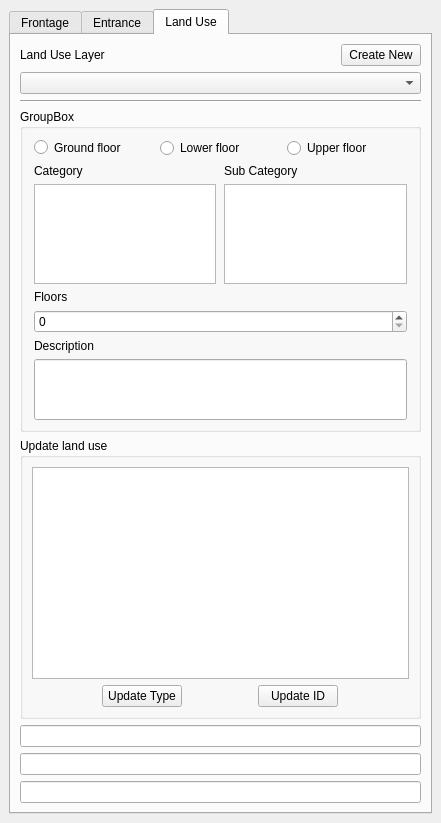
This is UrbanDataInput/urban_data_input_dockwidget_base.ui in spacesyntax/UrbanDataInputTool as Qt 5 draws it before an edit. The edited form follows.
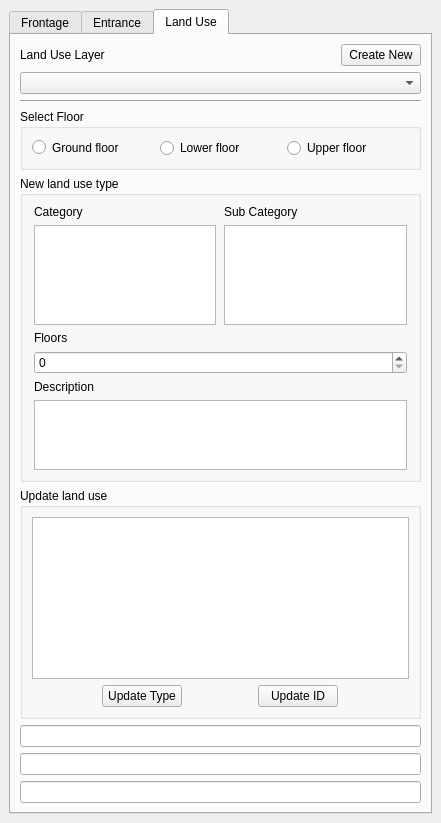
This is the edited form.

Diff of the .ui file:
```diff
--- a/UrbanDataInput/urban_data_input_dockwidget_base.ui
+++ b/UrbanDataInput/urban_data_input_dockwidget_base.ui
@@ -13,7 +13,7 @@
   <property name="minimumSize">
    <size>
     <width>441</width>
-    <height>680</height>
+    <height>752</height>
    </size>
   </property>
   <property name="windowTitle">
@@ -452,12 +452,12 @@
          </layout>
         </item>
         <item row="1" column="0">
-         <widget class="QGroupBox" name="groupBox_2">
+         <widget class="QGroupBox" name="groupBox_3">
           <property name="title">
-           <string>GroupBox</string>
+           <string>Select Floor</string>
           </property>
-          <layout class="QGridLayout" name="gridLayout_6">
-           <item row="0" column="0" colspan="2">
+          <layout class="QHBoxLayout" name="horizontalLayout_3">
+           <item>
             <layout class="QHBoxLayout" name="horizontalLayout">
              <item>
               <widget class="QRadioButton" name="LUGroundfloorradioButton">
@@ -488,21 +488,23 @@
              </item>
             </layout>
            </item>
-           <item row="1" column="0">
+          </layout>
+         </widget>
+        </item>
+        <item row="2" column="0">
+         <widget class="QGroupBox" name="groupBox_2">
+          <property name="title">
+           <string>New land use type</string>
+          </property>
+          <layout class="QGridLayout" name="gridLayout_6">
+           <item row="0" column="0">
             <widget class="QLabel" name="label_Lucategory">
              <property name="text">
               <string>Category</string>
              </property>
             </widget>
            </item>
-           <item row="1" column="1">
-            <widget class="QLabel" name="label_lusubcategory">
-             <property name="text">
-              <string>Sub Category</string>
-             </property>
-            </widget>
-           </item>
-           <item row="2" column="0">
+           <item row="1" column="0">
             <widget class="QListWidget" name="lucategorylistWidget">
              <property name="sizePolicy">
               <sizepolicy hsizetype="Expanding" vsizetype="Maximum">
@@ -527,39 +529,49 @@
              </property>
             </widget>
            </item>
-           <item row="2" column="1">
-            <widget class="QListWidget" name="lusubcategorylistWidget">
-             <property name="sizePolicy">
-              <sizepolicy hsizetype="Expanding" vsizetype="Maximum">
-               <horstretch>0</horstretch>
-               <verstretch>0</verstretch>
-              </sizepolicy>
-             </property>
-             <property name="minimumSize">
-              <size>
-               <width>183</width>
-               <height>100</height>
-              </size>
-             </property>
-             <property name="maximumSize">
-              <size>
-               <width>183</width>
-               <height>100</height>
-              </size>
-             </property>
-             <property name="sortingEnabled">
-              <bool>false</bool>
-             </property>
-            </widget>
-           </item>
-           <item row="3" column="0">
+           <item row="2" column="0">
             <widget class="QLabel" name="label_lufloors">
              <property name="text">
               <string>Floors</string>
              </property>
             </widget>
            </item>
-           <item row="5" column="0">
+           <item row="1" column="1">
+            <widget class="QListWidget" name="lusubcategorylistWidget">
+             <property name="sizePolicy">
+              <sizepolicy hsizetype="Expanding" vsizetype="Maximum">
+               <horstretch>0</horstretch>
+               <verstretch>0</verstretch>
+              </sizepolicy>
+             </property>
+             <property name="minimumSize">
+              <size>
+               <width>183</width>
+               <height>100</height>
+              </size>
+             </property>
+             <property name="maximumSize">
+              <size>
+               <width>183</width>
+               <height>100</height>
+              </size>
+             </property>
+             <property name="sortingEnabled">
+              <bool>false</bool>
+             </property>
+            </widget>
+           </item>
+           <item row="0" column="1">
+            <widget class="QLabel" name="label_lusubcategory">
+             <property name="text">
+              <string>Sub Category</string>
+             </property>
+            </widget>
+           </item>
+           <item row="3" column="0" colspan="2">
+            <widget class="QSpinBox" name="spinBoxlufloors"/>
+           </item>
+           <item row="4" column="0">
             <widget class="QLabel" name="label_ludescription">
              <property name="sizePolicy">
               <sizepolicy hsizetype="Maximum" vsizetype="Maximum">
@@ -572,23 +584,20 @@
              </property>
             </widget>
            </item>
-           <item row="6" column="0" colspan="2">
-            <widget class="QLineEdit" name="LUdesclineEdit">
-             <property name="minimumSize">
+           <item row="5" column="0" colspan="2">
+            <widget class="QPlainTextEdit" name="plainTextEdit">
+             <property name="maximumSize">
               <size>
-               <width>371</width>
-               <height>61</height>
+               <width>373</width>
+               <height>71</height>
               </size>
              </property>
             </widget>
            </item>
-           <item row="4" column="0" colspan="2">
-            <widget class="QSpinBox" name="spinBoxlufloors"/>
-           </item>
           </layout>
          </widget>
         </item>
-        <item row="2" column="0">
+        <item row="3" column="0">
          <widget class="QGroupBox" name="groupBox_updatelanduse">
           <property name="title">
            <string>Update land use</string>
@@ -604,7 +613,7 @@
            <item row="1" column="0">
             <layout class="QGridLayout" name="gridLayout_12">
              <item row="0" column="0">
-              <widget class="QPushButton" name="updateEntranceButton_2">
+              <widget class="QPushButton" name="updateLUButton">
                <property name="sizePolicy">
                 <sizepolicy hsizetype="Maximum" vsizetype="Fixed">
                  <horstretch>0</horstretch>
@@ -617,7 +626,7 @@
               </widget>
              </item>
              <item row="0" column="1">
-              <widget class="QPushButton" name="updateEntranceIDButton_2">
+              <widget class="QPushButton" name="updateLUIDButton">
                <property name="sizePolicy">
                 <sizepolicy hsizetype="Maximum" vsizetype="Fixed">
                  <horstretch>0</horstretch>
@@ -634,13 +643,13 @@
           </layout>
          </widget>
         </item>
-        <item row="3" column="0">
-         <widget class="QLineEdit" name="lineEdit_luSSx"/>
-        </item>
         <item row="4" column="0">
-         <widget class="QLineEdit" name="lineEdit_luNLUD"/>
+         <widget class="QLineEdit" name="lineEdit_luSSx"/>
         </item>
         <item row="5" column="0">
+         <widget class="QLineEdit" name="lineEdit_luNLUD"/>
+        </item>
+        <item row="6" column="0">
          <widget class="QLineEdit" name="lineEdit_luTCPA"/>
         </item>
        </layout>
```
